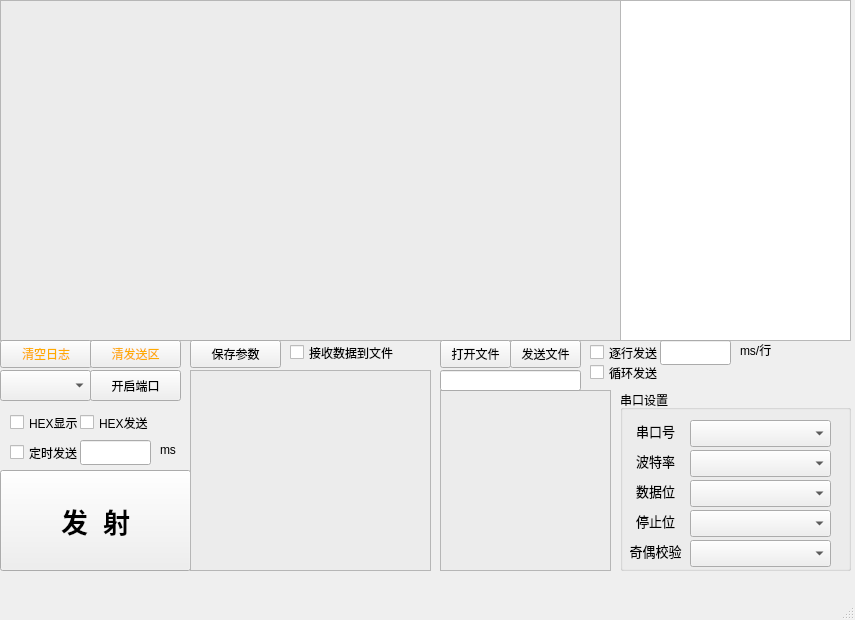
Qt form src/lscom/lscom.ui (HBolck/lscom) before a commit.
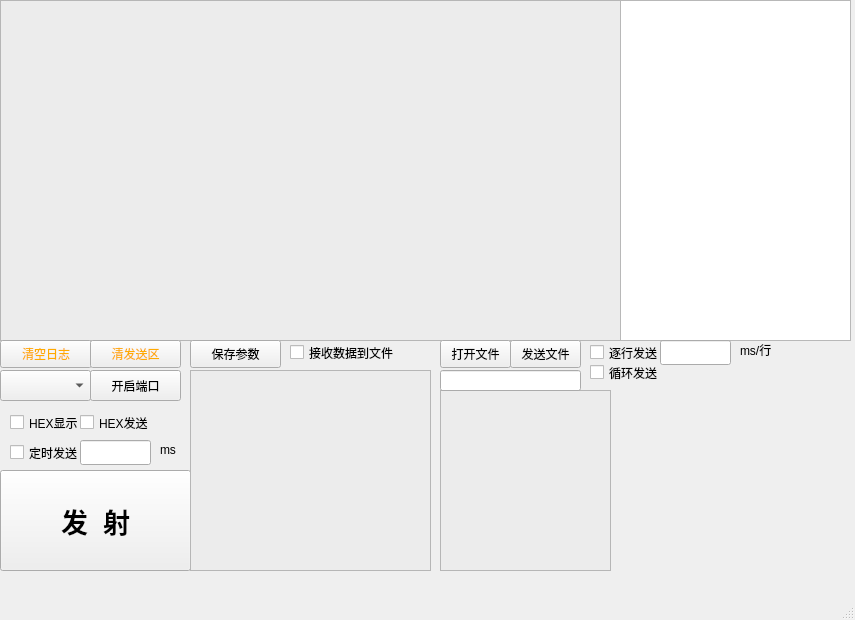
The same form after that commit.

Commit message: feature:https://gitee.com/hblockd/lscom/issues/IB7XSP | 部分提交 添加了切换配置面板的逻辑

Diff of the .ui file:
```diff
--- a/src/lscom/lscom.ui
+++ b/src/lscom/lscom.ui
@@ -26,174 +26,6 @@
    </size>
   </property>
   <widget class="QWidget" name="centralwidget">
-   <widget class="QGroupBox" name="groupBox">
-    <property name="geometry">
-     <rect>
-      <x>620</x>
-      <y>390</y>
-      <width>231</width>
-      <height>181</height>
-     </rect>
-    </property>
-    <property name="title">
-     <string>串口设置</string>
-    </property>
-    <widget class="QLabel" name="label">
-     <property name="geometry">
-      <rect>
-       <x>0</x>
-       <y>30</y>
-       <width>71</width>
-       <height>21</height>
-      </rect>
-     </property>
-     <property name="font">
-      <font>
-       <pointsize>10</pointsize>
-      </font>
-     </property>
-     <property name="text">
-      <string>串口号</string>
-     </property>
-     <property name="alignment">
-      <set>Qt::AlignmentFlag::AlignCenter</set>
-     </property>
-    </widget>
-    <widget class="QComboBox" name="comPortBox">
-     <property name="geometry">
-      <rect>
-       <x>70</x>
-       <y>30</y>
-       <width>141</width>
-       <height>27</height>
-      </rect>
-     </property>
-    </widget>
-    <widget class="QComboBox" name="comboBox_Parity">
-     <property name="geometry">
-      <rect>
-       <x>70</x>
-       <y>150</y>
-       <width>141</width>
-       <height>27</height>
-      </rect>
-     </property>
-    </widget>
-    <widget class="QComboBox" name="comboBox_BaudRate">
-     <property name="geometry">
-      <rect>
-       <x>70</x>
-       <y>60</y>
-       <width>141</width>
-       <height>27</height>
-      </rect>
-     </property>
-    </widget>
-    <widget class="QComboBox" name="comboBox_StopBits">
-     <property name="geometry">
-      <rect>
-       <x>70</x>
-       <y>120</y>
-       <width>141</width>
-       <height>27</height>
-      </rect>
-     </property>
-    </widget>
-    <widget class="QLabel" name="label_3">
-     <property name="geometry">
-      <rect>
-       <x>0</x>
-       <y>90</y>
-       <width>71</width>
-       <height>21</height>
-      </rect>
-     </property>
-     <property name="font">
-      <font>
-       <pointsize>10</pointsize>
-      </font>
-     </property>
-     <property name="text">
-      <string>数据位</string>
-     </property>
-     <property name="alignment">
-      <set>Qt::AlignmentFlag::AlignCenter</set>
-     </property>
-    </widget>
-    <widget class="QComboBox" name="comboBox_DateBits">
-     <property name="geometry">
-      <rect>
-       <x>70</x>
-       <y>90</y>
-       <width>141</width>
-       <height>27</height>
-      </rect>
-     </property>
-    </widget>
-    <widget class="QLabel" name="label_5">
-     <property name="geometry">
-      <rect>
-       <x>0</x>
-       <y>150</y>
-       <width>71</width>
-       <height>21</height>
-      </rect>
-     </property>
-     <property name="font">
-      <font>
-       <pointsize>10</pointsize>
-      </font>
-     </property>
-     <property name="text">
-      <string>奇偶校验</string>
-     </property>
-     <property name="alignment">
-      <set>Qt::AlignmentFlag::AlignCenter</set>
-     </property>
-    </widget>
-    <widget class="QLabel" name="label_2">
-     <property name="geometry">
-      <rect>
-       <x>0</x>
-       <y>60</y>
-       <width>71</width>
-       <height>21</height>
-      </rect>
-     </property>
-     <property name="font">
-      <font>
-       <pointsize>10</pointsize>
-      </font>
-     </property>
-     <property name="text">
-      <string>波特率</string>
-     </property>
-     <property name="alignment">
-      <set>Qt::AlignmentFlag::AlignCenter</set>
-     </property>
-    </widget>
-    <widget class="QLabel" name="label_4">
-     <property name="geometry">
-      <rect>
-       <x>0</x>
-       <y>120</y>
-       <width>71</width>
-       <height>21</height>
-      </rect>
-     </property>
-     <property name="font">
-      <font>
-       <pointsize>10</pointsize>
-      </font>
-     </property>
-     <property name="text">
-      <string>停止位</string>
-     </property>
-     <property name="alignment">
-      <set>Qt::AlignmentFlag::AlignCenter</set>
-     </property>
-    </widget>
-   </widget>
    <widget class="QPushButton" name="btu_send_data">
     <property name="geometry">
      <rect>
@@ -517,6 +349,18 @@
      </rect>
     </property>
    </widget>
+   <widget class="QStackedWidget" name="stackedWidget">
+    <property name="geometry">
+     <rect>
+      <x>620</x>
+      <y>390</y>
+      <width>201</width>
+      <height>161</height>
+     </rect>
+    </property>
+    <widget class="QWidget" name="page"/>
+    <widget class="QWidget" name="page_2"/>
+   </widget>
   </widget>
   <widget class="QMenuBar" name="menubar">
    <property name="geometry">
```
The commit also changes 14 other files.
